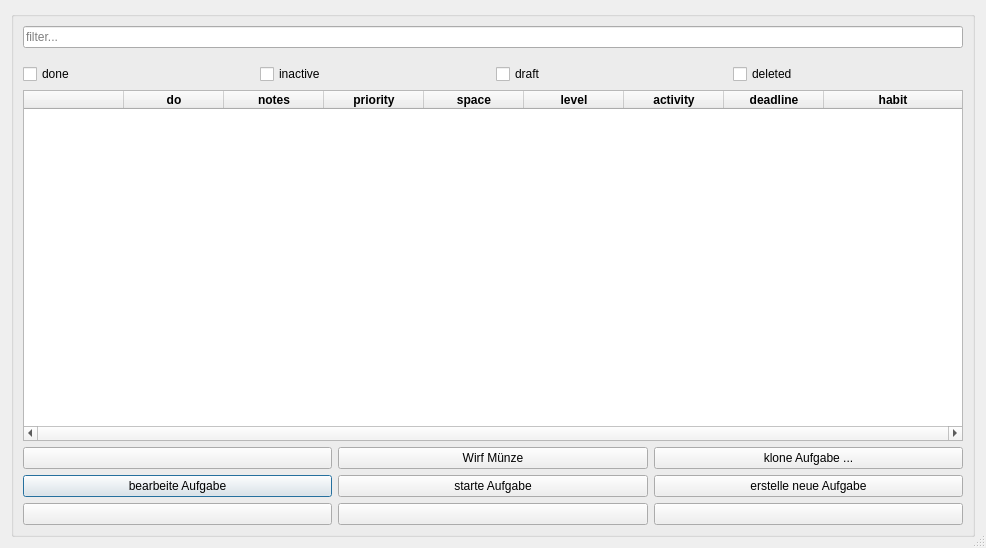
This is src/watnu/ui/task_list.ui in amogorkon/watnu as Qt 5 draws it before an edit. The edited form follows.
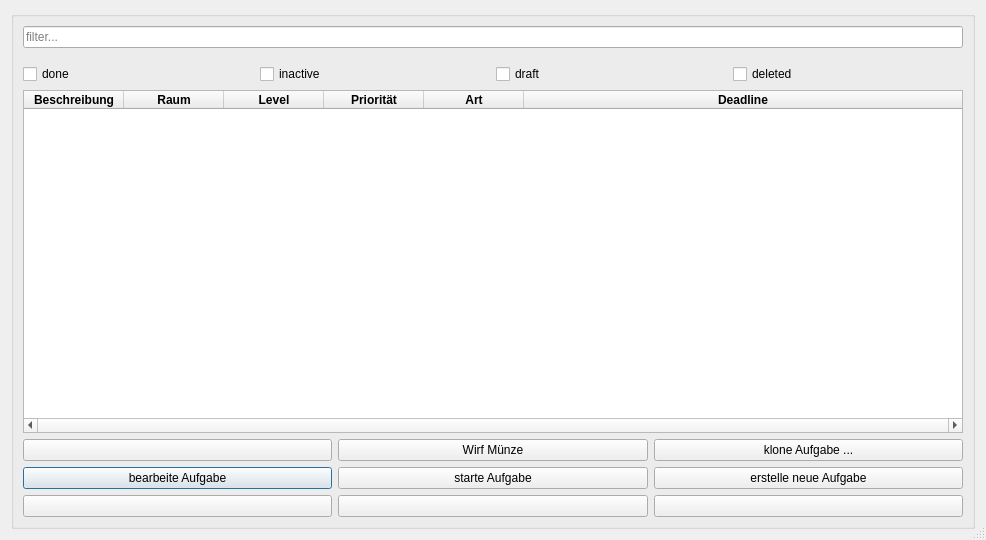
This is the edited form. Icons and pictures are not drawn.

Commit message: task list fixed

Patch:
```diff
--- a/src/watnu/ui/task_list.ui
+++ b/src/watnu/ui/task_list.ui
@@ -7,7 +7,7 @@
     <x>0</x>
     <y>0</y>
     <width>986</width>
-    <height>548</height>
+    <height>540</height>
    </rect>
   </property>
   <property name="windowTitle">
@@ -192,13 +192,8 @@
         </attribute>
         <column>
          <property name="text">
-          <string/>
+          <string>Beschreibung</string>
          </property>
-        </column>
-        <column>
-         <property name="text">
-          <string>do</string>
-         </property>
          <property name="font">
           <font>
            <weight>75</weight>
@@ -208,7 +203,7 @@
         </column>
         <column>
          <property name="text">
-          <string>notes</string>
+          <string>Raum</string>
          </property>
          <property name="font">
           <font>
@@ -219,7 +214,7 @@
         </column>
         <column>
          <property name="text">
-          <string>priority</string>
+          <string>Level</string>
          </property>
          <property name="font">
           <font>
@@ -230,7 +225,7 @@
         </column>
         <column>
          <property name="text">
-          <string>space</string>
+          <string>Priorität</string>
          </property>
          <property name="font">
           <font>
@@ -241,7 +236,7 @@
         </column>
         <column>
          <property name="text">
-          <string>level</string>
+          <string>Art</string>
          </property>
          <property name="font">
           <font>
@@ -252,7 +247,7 @@
         </column>
         <column>
          <property name="text">
-          <string>activity</string>
+          <string>Deadline</string>
          </property>
          <property name="font">
           <font>
@@ -262,28 +257,6 @@
           </font>
          </property>
         </column>
-        <column>
-         <property name="text">
-          <string>deadline</string>
-         </property>
-         <property name="font">
-          <font>
-           <weight>75</weight>
-           <bold>true</bold>
-          </font>
-         </property>
-        </column>
-        <column>
-         <property name="text">
-          <string>habit</string>
-         </property>
-         <property name="font">
-          <font>
-           <weight>75</weight>
-           <bold>true</bold>
-          </font>
-         </property>
-        </column>
        </widget>
       </item>
       <item>
```
The commit also changes 9 other files.
